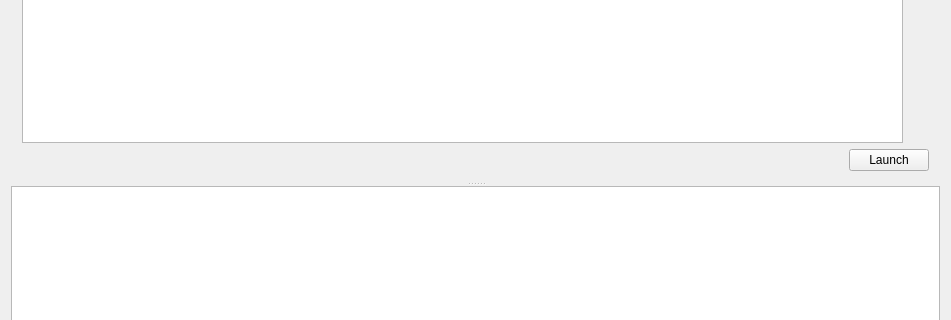
Before: the Qt Designer form chordv/src/mainwindow.ui in jpcima/chordv, drawn with Qt 5; both pictures show x 0 to 951 and y 243 to 563 of the 951 by 703 pixel window.
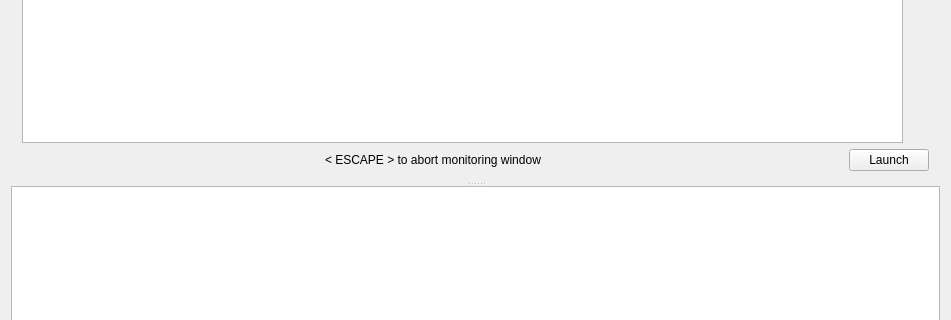
After: the same form once the commit is applied. Icons and pictures are not drawn. Custom widgets are drawn as their Qt base class.

Commit message: Tools tip for monitoring mode

```diff
--- a/chordv/src/mainwindow.ui
+++ b/chordv/src/mainwindow.ui
@@ -301,6 +301,26 @@
            </item>
            <item>
             <layout class="QHBoxLayout" name="horizontalLayout_8">
+             <item>
+              <spacer name="horizontalSpacer_3">
+               <property name="orientation">
+                <enum>Qt::Horizontal</enum>
+               </property>
+               <property name="sizeHint" stdset="0">
+                <size>
+                 <width>40</width>
+                 <height>20</height>
+                </size>
+               </property>
+              </spacer>
+             </item>
+             <item>
+              <widget class="QLabel" name="label">
+               <property name="text">
+                <string>&lt; ESCAPE &gt;  to abort monitoring window</string>
+               </property>
+              </widget>
+             </item>
              <item>
               <spacer name="horizontalSpacer_2">
                <property name="orientation">
```
The commit also changes 6 other files.
